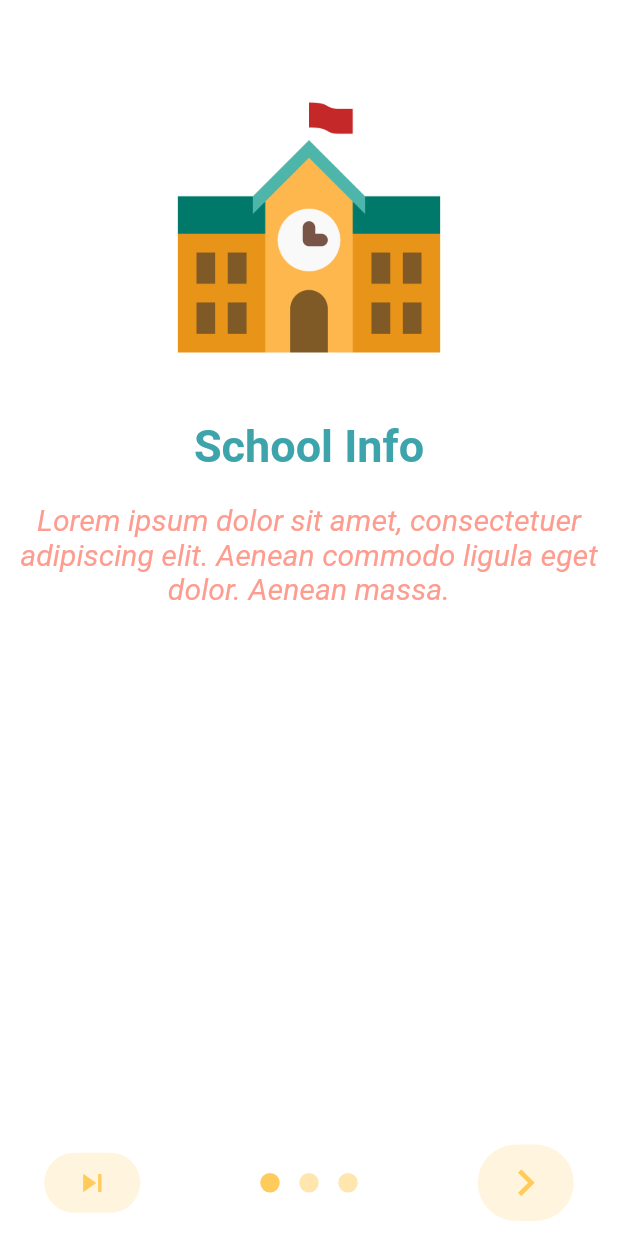
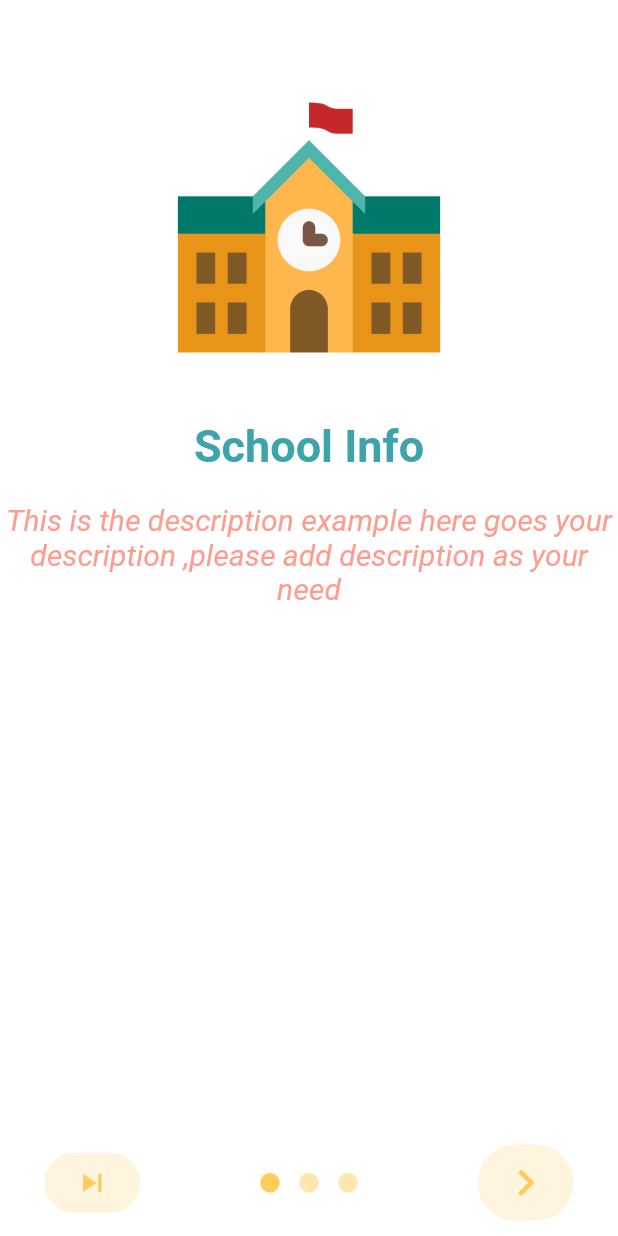
Before and after one commit to mktece/flutter-intro-slide-example, a Flutter app: the screen it shows after launch, on a phone screen of 412 x 824 dp. Run offline on Flutter 3.47's test engine with Material 2 defaults, Android fonts, the light colour scheme and no system bars; drawn by our look-alikes of intro_slider; Roboto replaces fonts that are missing (Raleway, RobotoMono).

Commit message:
Update main.dart
bugs removed

```diff
--- a/lib/main.dart
+++ b/lib/main.dart
@@ -172,7 +172,7 @@ class IntroScreenState extends State<IntroScreen> {
             fontWeight: FontWeight.bold,
             fontFamily: 'RobotoMono'),
         description:
-        "Lorem ipsum dolor sit amet, consectetuer adipiscing elit. Aenean commodo ligula eget dolor. Aenean massa.",
+        "This is the description example here goes your description ,please add description as your need",
         styleDescription: TextStyle(
             color: Color(0xfffe9c8f),
             fontSize: 20.0,
```
